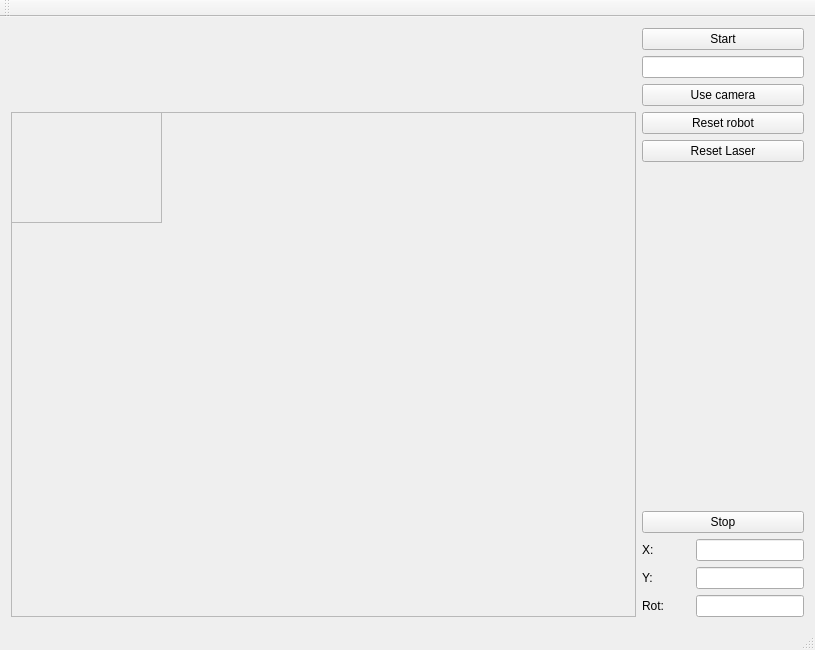
The window that demoRMR/mainwindow.ui (silviaprihodova/hmi_zadanie) describes before a commit, drawn with Qt 5.
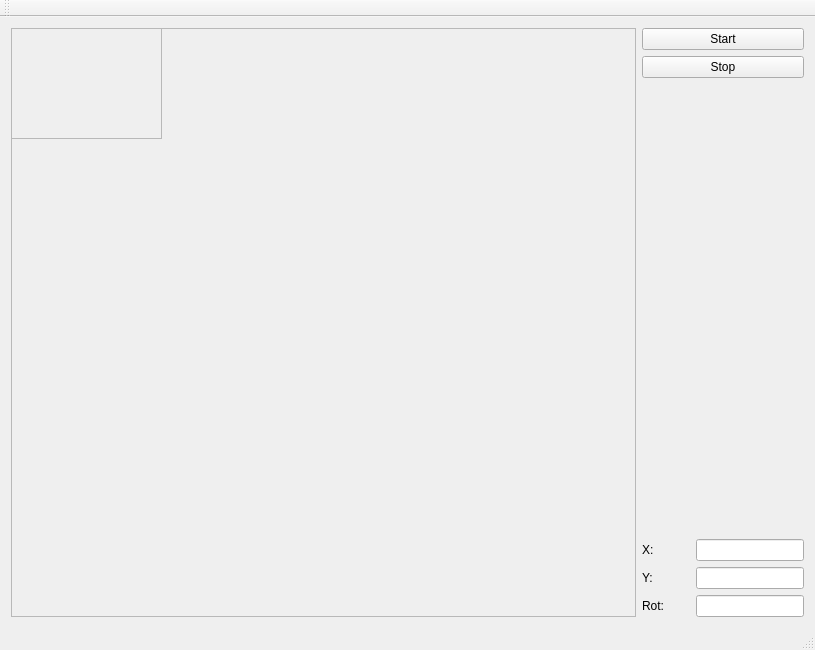
The same window after the commit.

Commit message: UI a stop button

Patch:
```diff
--- a/demoRMR/mainwindow.ui
+++ b/demoRMR/mainwindow.ui
@@ -15,70 +15,28 @@
   </property>
   <widget class="QWidget" name="centralWidget">
    <layout class="QGridLayout" name="gridLayout">
-    <item row="1" column="1">
-     <layout class="QVBoxLayout" name="verticalLayout">
-      <item>
-       <widget class="QPushButton" name="pushButton_9">
-        <property name="sizePolicy">
-         <sizepolicy hsizetype="Fixed" vsizetype="Fixed">
-          <horstretch>0</horstretch>
-          <verstretch>0</verstretch>
-         </sizepolicy>
-        </property>
-        <property name="minimumSize">
-         <size>
-          <width>162</width>
-          <height>0</height>
-         </size>
-        </property>
-        <property name="text">
-         <string>Start</string>
-        </property>
-       </widget>
-      </item>
-      <item>
-       <widget class="QLineEdit" name="lineEdit">
-        <property name="sizePolicy">
-         <sizepolicy hsizetype="Fixed" vsizetype="Fixed">
-          <horstretch>0</horstretch>
-          <verstretch>0</verstretch>
-         </sizepolicy>
-        </property>
-        <property name="minimumSize">
-         <size>
-          <width>162</width>
-          <height>0</height>
-         </size>
-        </property>
-       </widget>
-      </item>
-      <item>
-       <widget class="QPushButton" name="pushButton">
-        <property name="sizePolicy">
-         <sizepolicy hsizetype="Fixed" vsizetype="Fixed">
-          <horstretch>0</horstretch>
-          <verstretch>0</verstretch>
-         </sizepolicy>
-        </property>
-        <property name="minimumSize">
-         <size>
-          <width>162</width>
-          <height>0</height>
-         </size>
-        </property>
-        <property name="text">
-         <string>Use camera</string>
-        </property>
-       </widget>
-      </item>
-     </layout>
+    <item row="3" column="0" colspan="2">
+     <spacer name="verticalSpacer_2">
+      <property name="orientation">
+       <enum>Qt::Vertical</enum>
+      </property>
+      <property name="sizeType">
+       <enum>QSizePolicy::Minimum</enum>
+      </property>
+      <property name="sizeHint" stdset="0">
+       <size>
+        <width>0</width>
+        <height>0</height>
+       </size>
+      </property>
+     </spacer>
     </item>
     <item row="2" column="1">
      <layout class="QVBoxLayout" name="verticalLayout_2">
       <item>
-       <widget class="QPushButton" name="pushButton_8">
+       <widget class="QPushButton" name="pushButton_9">
         <property name="sizePolicy">
-         <sizepolicy hsizetype="Fixed" vsizetype="Fixed">
+         <sizepolicy hsizetype="Preferred" vsizetype="Fixed">
           <horstretch>0</horstretch>
           <verstretch>0</verstretch>
          </sizepolicy>
@@ -90,26 +48,20 @@
          </size>
         </property>
         <property name="text">
-         <string>Reset robot</string>
+         <string>Start</string>
         </property>
        </widget>
       </item>
       <item>
-       <widget class="QPushButton" name="pushButton_7">
+       <widget class="QPushButton" name="pushButton_4">
         <property name="sizePolicy">
-         <sizepolicy hsizetype="Fixed" vsizetype="Fixed">
+         <sizepolicy hsizetype="Preferred" vsizetype="Fixed">
           <horstretch>0</horstretch>
           <verstretch>0</verstretch>
          </sizepolicy>
         </property>
-        <property name="minimumSize">
-         <size>
-          <width>162</width>
-          <height>0</height>
-         </size>
-        </property>
         <property name="text">
-         <string>Reset Laser</string>
+         <string>Stop</string>
         </property>
        </widget>
       </item>
@@ -126,19 +78,6 @@
         </property>
        </spacer>
       </item>
-      <item>
-       <widget class="QPushButton" name="pushButton_4">
-        <property name="sizePolicy">
-         <sizepolicy hsizetype="Preferred" vsizetype="Fixed">
-          <horstretch>0</horstretch>
-          <verstretch>0</verstretch>
-         </sizepolicy>
-        </property>
-        <property name="text">
-         <string>Stop</string>
-        </property>
-       </widget>
-      </item>
       <item>
        <layout class="QGridLayout" name="gridLayout_3">
         <item row="0" column="0">
@@ -276,6 +215,25 @@
       </widget>
      </widget>
     </item>
+    <item row="1" column="1">
+     <layout class="QVBoxLayout" name="verticalLayout"/>
+    </item>
+    <item row="2" column="2">
+     <spacer name="horizontalSpacer">
+      <property name="orientation">
+       <enum>Qt::Horizontal</enum>
+      </property>
+      <property name="sizeType">
+       <enum>QSizePolicy::Minimum</enum>
+      </property>
+      <property name="sizeHint" stdset="0">
+       <size>
+        <width>0</width>
+        <height>0</height>
+       </size>
+      </property>
+     </spacer>
+    </item>
    </layout>
   </widget>
   <widget class="QMenuBar" name="menuBar">
```
Left out of the diff: 2 changed lines with no effect on the pictures. The commit also changes 1 other file.
